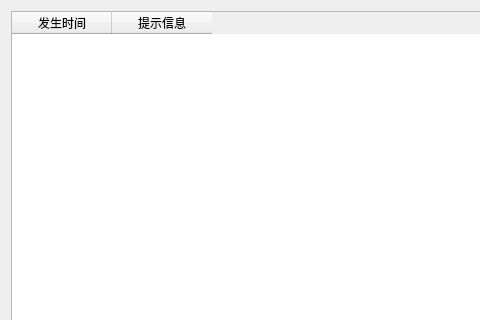
Zdh-501/OCRQt, file ui/layout/UI_LogPage.ui: the form before one commit; both pictures show x 0 to 480 and y 0 to 320 of the 639 by 440 pixel window.
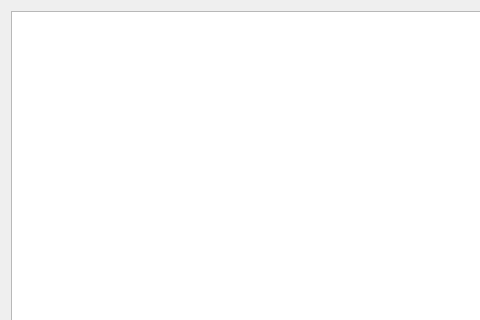
The form after the commit.

Commit message: 增加了错误日志的删除按钮功能

```diff
--- a/ui/layout/UI_LogPage.ui
+++ b/ui/layout/UI_LogPage.ui
@@ -15,18 +15,7 @@
   </property>
   <layout class="QVBoxLayout" name="verticalLayout">
    <item>
-    <widget class="QTableWidget" name="tableWidget">
-     <column>
-      <property name="text">
-       <string>发生时间</string>
-      </property>
-     </column>
-     <column>
-      <property name="text">
-       <string>提示信息</string>
-      </property>
-     </column>
-    </widget>
+    <widget class="QTableWidget" name="tableWidget"/>
    </item>
    <item>
     <layout class="QHBoxLayout" name="horizontalLayout">
```
The commit also changes 3 other files.
